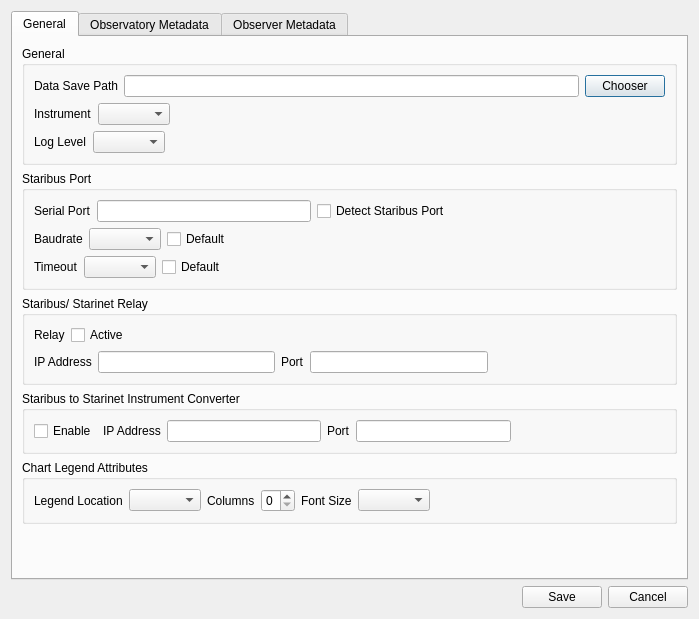
Above: ui/configuration.ui from mhorn71/StarbaseMini before the change. Below: the same form after it.
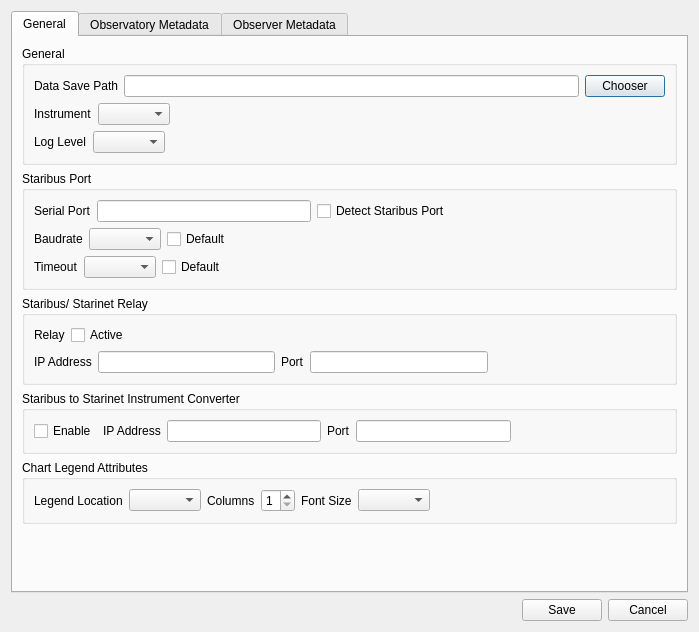
That is the form after the change.

Commit message: Changed legend ncol spinbo range to 1 - 6

Patch:
```diff
--- a/ui/configuration.ui
+++ b/ui/configuration.ui
@@ -7,7 +7,7 @@
     <x>0</x>
     <y>0</y>
     <width>699</width>
-    <height>619</height>
+    <height>632</height>
    </rect>
   </property>
   <property name="windowTitle">
@@ -400,8 +400,14 @@
               </item>
               <item>
                <widget class="QSpinBox" name="LegendColSpinBox">
+                <property name="minimum">
+                 <number>1</number>
+                </property>
                 <property name="maximum">
-                 <number>4</number>
+                 <number>6</number>
+                </property>
+                <property name="singleStep">
+                 <number>1</number>
                 </property>
                </widget>
               </item>
```
The commit also changes 1 other file.
